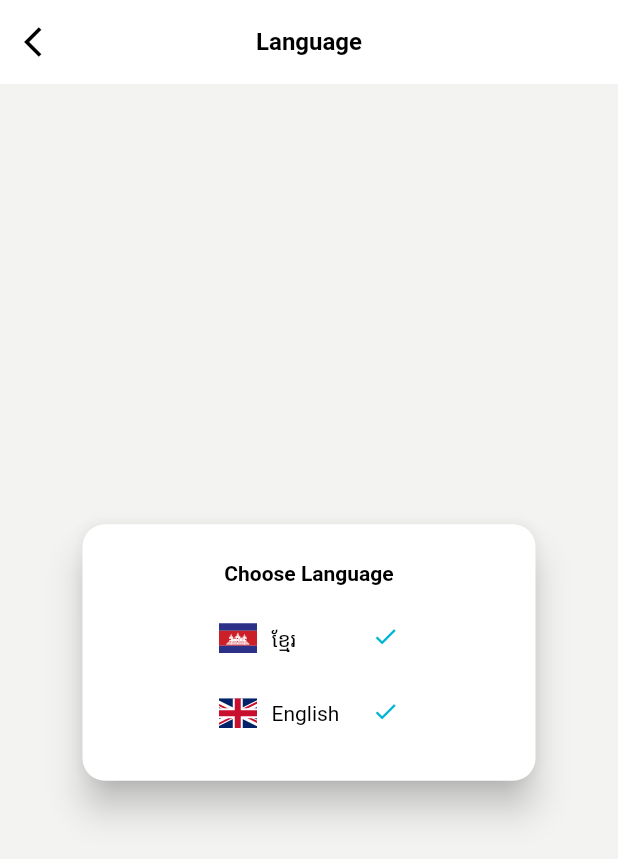
After one commit to OeungChheanghok123/LoyEat, a Flutter app: the LanguagePage screen opened directly, on a phone screen of 412 x 824 dp. The commit adds this screen. Shown: the top 859 px of the screen. Run offline on Flutter 3.47's test engine with Material 2 defaults, Android fonts, the phone set to English and light mode, and no system bars; our stand-ins replace dotted_line, flutter_svg; project files that could hold a hidden picture were left out.

Commit message:
updated on 8-Feb-22

```diff
--- a/lib/screens/other_screen/account_screen/edit_profile_page.dart
+++ b/lib/screens/other_screen/account_screen/edit_profile_page.dart
@@ -12,6 +12,8 @@ class EditProfilePage extends StatefulWidget {
 }
 
 class _EditProfilePageState extends State<EditProfilePage> {
+  String titleText = 'Edit Profile';
+
   @override
   Widget build(BuildContext context) {
     return SafeArea(
@@ -38,8 +40,8 @@ class _EditProfilePageState extends State<EditProfilePage> {
       ),
       titleSpacing: 0,
       centerTitle: true,
-      title: const TextWidget(
-        text: 'Edit Profile',
+      title: TextWidget(
+        text: titleText,
         size: 16,
         fontWeight: FontWeight.bold,
         color: black,
--- a/lib/screens/other_screen/account_screen/invite_friend_page.dart
+++ b/lib/screens/other_screen/account_screen/invite_friend_page.dart
@@ -13,6 +13,8 @@ class InviteFriendPage extends StatefulWidget {
 }
 
 class _InviteFriendPageState extends State<InviteFriendPage> {
+  String titleText = 'Invite Friends to Earn Points';
+
   @override
   Widget build(BuildContext context) {
     return SafeArea(
@@ -40,8 +42,8 @@ class _InviteFriendPageState extends State<InviteFriendPage> {
       ),
       titleSpacing: 0,
       centerTitle: true,
-      title: const TextWidget(
-        text: 'Invite Friends to Earn Points',
+      title: TextWidget(
+        text: titleText,
         size: 16,
         fontWeight: FontWeight.bold,
         color: black,
--- a/lib/screens/other_screen/account_screen/language_page.dart
+++ b/lib/screens/other_screen/account_screen/language_page.dart
@@ -1,4 +1,8 @@
 import 'package:flutter/material.dart';
+import 'package:loy_eat/widgets/layout_widget/color.dart';
+import 'package:loy_eat/widgets/layout_widget/icon_widget.dart';
+import 'package:loy_eat/widgets/layout_widget/text_widget.dart';
+import 'package:loy_eat/widgets/page_widget/language_page_widget.dart';
 
 class LanguagePage extends StatefulWidget {
   const LanguagePage({Key? key}) : super(key: key);
@@ -8,8 +12,40 @@ class LanguagePage extends StatefulWidget {
 }
 
 class _LanguagePageState extends State<LanguagePage> {
+  String titleText = 'Language';
+
   @override
   Widget build(BuildContext context) {
-    return Container();
+    return SafeArea(
+      child: Scaffold(
+        extendBody: true,
+        backgroundColor: lightGray,
+        appBar: _buildAppBar(),
+        body: const LanguagePageWidget(),
+      ),
+    );
+  }
+
+  AppBar _buildAppBar(){
+    return AppBar(
+      backgroundColor: white,
+      elevation: 0,
+      leading: InkWell(
+        onTap: () => Navigator.pop(context),
+        child: const IconWidget(
+          icon: Icons.arrow_back_ios,
+          color: black,
+          size: 24,
+        ),
+      ),
+      titleSpacing: 0,
+      centerTitle: true,
+      title: TextWidget(
+        text: titleText,
+        size: 16,
+        fontWeight: FontWeight.bold,
+        color: black,
+      ),
+    );
   }
 }
--- a/lib/screens/other_screen/account_screen/support_page.dart
+++ b/lib/screens/other_screen/account_screen/support_page.dart
@@ -12,6 +12,8 @@ class SupportPage extends StatefulWidget {
 }
 
 class _SupportPageState extends State<SupportPage> {
+  String titleText = 'Need a Support';
+
   @override
   Widget build(BuildContext context) {
     return SafeArea(
@@ -38,8 +40,8 @@ class _SupportPageState extends State<SupportPage> {
       ),
       titleSpacing: 0,
       centerTitle: true,
-      title: const TextWidget(
-        text: 'Need a Support',
+      title: TextWidget(
+        text: titleText,
         size: 16,
         fontWeight: FontWeight.bold,
         color: black,
--- a/lib/widgets/layout_widget/text_widget.dart
+++ b/lib/widgets/layout_widget/text_widget.dart
@@ -3,6 +3,7 @@ import 'package:loy_eat/widgets/layout_widget/color.dart';
 
 class TextWidget extends StatelessWidget {
   final String text;
+  final TextAlign textAlign;
   final double size;
   final FontWeight fontWeight;
   final Color color;
@@ -11,6 +12,7 @@ class TextWidget extends StatelessWidget {
   const TextWidget({
     Key? key,
     required this.text,
+    this.textAlign = TextAlign.start,
     this.size = 12,
     this.fontWeight = FontWeight.normal,
     this.color = black,
@@ -19,6 +21,7 @@ class TextWidget extends StatelessWidget {
 
   @override
   Widget build(BuildContext context) => Text(text,
+    textAlign: textAlign,
     style: isTitle ? TextStyle(
       fontSize: 14,
       fontWeight: FontWeight.bold,
--- a/lib/widgets/page_widget/become_driver_page_widget.dart
+++ b/lib/widgets/page_widget/become_driver_page_widget.dart
@@ -109,7 +109,7 @@ class _BecomeDriverPageWidgetState extends State<BecomeDriverPageWidget> {
                 height: 50,
                 hintText: '2000',
                 textAlign: TextAlign.center,
-                contentPaddingLeft: 0,
+                contentPadding: EdgeInsets.zero,
               ),
             ),
             Space(height: 10),
@@ -244,8 +244,8 @@ class _BecomeDriverPageWidgetState extends State<BecomeDriverPageWidget> {
             height: 50,
             inputType: TextInputType.number,
             textAlign: TextAlign.center,
-            contentPaddingLeft: 0,
             hintText: 'Enter code',
+            contentPadding: EdgeInsets.zero,
           ),
         ),
       ],
--- a/lib/widgets/page_widget/edit_profile_page_widget.dart
+++ b/lib/widgets/page_widget/edit_profile_page_widget.dart
@@ -120,7 +120,7 @@ class _EditProfilePageWidgetState extends State<EditProfilePageWidget> {
                 height: 50,
                 hintText: '2000',
                 textAlign: TextAlign.center,
-                contentPaddingLeft: 0,
+                contentPadding: EdgeInsets.zero,
               ),
             ),
             Space(height: 10),
@@ -196,7 +196,7 @@ class _EditProfilePageWidgetState extends State<EditProfilePageWidget> {
               height: 35,
               hintText: 'Street',
               textAlign: TextAlign.center,
-              contentPaddingLeft: 0,
+              contentPadding: EdgeInsets.zero,
             ),
             const TextFieldWidget(
               inputType: TextInputType.text,
@@ -204,7 +204,7 @@ class _EditProfilePageWidgetState extends State<EditProfilePageWidget> {
               height: 35,
               hintText: 'House No',
               textAlign: TextAlign.center,
-              contentPaddingLeft: 0,
+              contentPadding: EdgeInsets.zero,
             ),
           ],
         ),
--- /dev/null
+++ b/lib/widgets/page_widget/language_page_widget.dart
@@ -0,0 +1,125 @@
+import 'package:flutter/material.dart';
+import 'package:loy_eat/widgets/layout_widget/color.dart';
+import 'package:loy_eat/widgets/layout_widget/icon_widget.dart';
+import 'package:loy_eat/widgets/layout_widget/space.dart';
+import 'package:loy_eat/widgets/layout_widget/svg_picture_widget.dart';
+import 'package:loy_eat/widgets/layout_widget/text_widget.dart';
+
+class LanguagePageWidget extends StatefulWidget {
+  const LanguagePageWidget({Key? key}) : super(key: key);
+
+  @override
+  _LanguagePageWidgetState createState() => _LanguagePageWidgetState();
+}
+
+class _LanguagePageWidgetState extends State<LanguagePageWidget> {
+
+  String khmerImage = 'assets/image/cambodia_flag.svg';
+  String ukImage = 'assets/image/uk_flag.svg';
+  String khmerLabel = 'ខ្មែរ';
+  String ukLabel = 'English';
+
+  bool isSelectedKhmer = true;
+  bool isSelectedEnglish = true;
+
+  @override
+  Widget build(BuildContext context) {
+    return Container(
+      width: double.infinity,
+      height: double.infinity,
+      margin: const EdgeInsets.fromLTRB(15, 5, 15, 15),
+      child: Center(
+        child: Column(
+          mainAxisSize: MainAxisSize.min,
+          children: [
+            Card(
+              color: white,
+              elevation: 10,
+              margin: const EdgeInsets.symmetric(horizontal: 40),
+              shape: RoundedRectangleBorder(
+                borderRadius: BorderRadius.circular(15.0),
+              ),
+              child: Container(
+                width: double.infinity,
+                padding: const EdgeInsets.symmetric(vertical: 25),
+                child: Column(
+                  children: [
+                    _buildTitle,
+                    _buildSelectedLanguage,
+                  ],
+                ),
+              ),
+            ),
+          ],
+        ),
+      ),
+    );
+  }
+
+  Widget get _buildTitle{
+    return const TextWidget(isTitle: true, text: 'Choose Language');
+  }
+  Widget get _buildSelectedLanguage{
+    return Container(
+      color: white,
+      width: 120,
+      child: Column(
+        children: [
+          const Space(height: 15),
+          _buildLanguage(1, khmerImage, 'Khmer Language', khmerLabel, isSelectedKhmer ? rabbit : white),
+          const Space(height: 10),
+          _buildLanguage(2, ukImage, 'English Language', ukLabel, isSelectedEnglish ? rabbit : white),
+        ],
+      ),
+    );
+  }
+
+  Widget _buildLanguage(int index, String image, String labelImage, String text, Color colorChecker){
+    return InkWell(
+      splashColor: none,
+      hoverColor: none,
+      highlightColor: none,
+      focusColor: none,
+      onTap: (){
+        setState(() {
+          if (index == 1){
+            isSelectedKhmer = true;
+            isSelectedEnglish = false;
+          } else {
+            isSelectedEnglish = true;
+            isSelectedKhmer = false;
+          }
+        });
+      },
+      child: Container(
+        padding: const EdgeInsets.symmetric(vertical: 10),
+        child: Row(
+          mainAxisAlignment: MainAxisAlignment.spaceBetween,
+          crossAxisAlignment: CrossAxisAlignment.start,
+          children: [
+            Row(
+              mainAxisAlignment: MainAxisAlignment.start,
+              children: [
+                SizedBox(
+                  width: 25,
+                  height: 20,
+                  child: SvgPictureWidget(
+                    imageString: image,
+                    label: labelImage,
+                  ),
+                ),
+                const Space(width: 10),
+                TextWidget(text: text, size: 14),
+              ],
+            ),
+            IconWidget(
+              icon: Icons.done_outlined,
+              size: 18,
+              color: colorChecker,
+            ),
+          ],
+        ),
+      ),
+    );
+  }
+}
```
Also changed, not shown: lib/screens/other_screen/account_screen/feedback_page.dart (+37 -1 lines), lib/screens/other_screen/account_screen/rating_score_page.dart (+37 -1 lines), lib/widgets/layout_widget/text_field_widget.dart (+6 -3 lines), lib/widgets/page_widget/feedback_page_widget.dart (added, +141 -0 lines), lib/widgets/page_widget/invite_friend_page_widget.dart (+6 -4 lines), lib/widgets/page_widget/rating_score_page_widget.dart (added, +112 -0 lines), lib/widgets/page_widget/support_page_widget.dart (+14 -8 lines).
